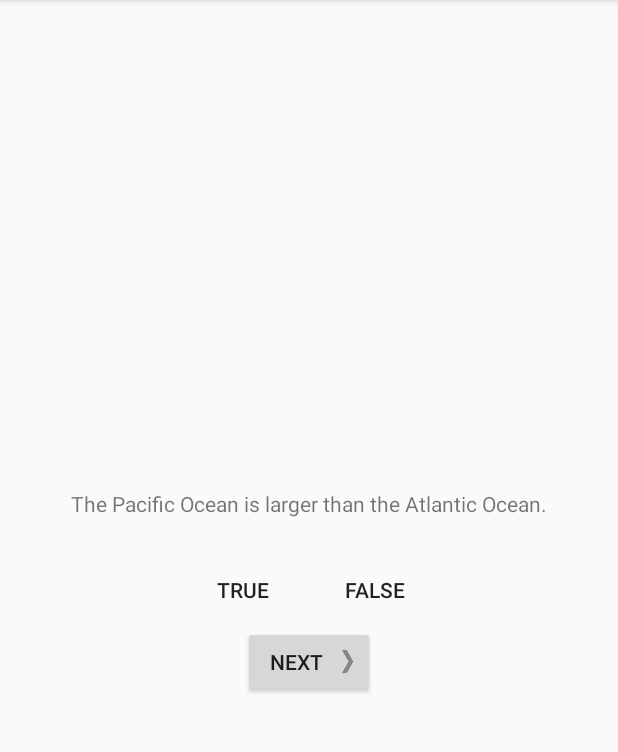
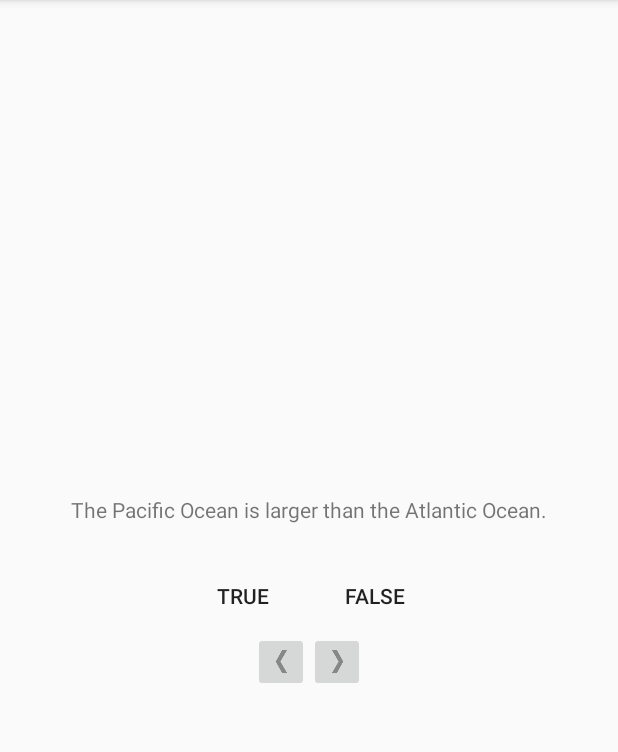
Before and after one commit to CodeIsLie/Android_Playground, an Android app: the screen it shows after launch (QuizActivity), on a phone screen of 412 x 824 dp, the part 84-836 px from its top. Run offline under Robolectric (Android 15) with nearby library versions, the phone set to English and light mode, and no system bars.

Commit message:
chapter 2 all tasks complete

```diff
--- a/GeoQuiz/app/src/main/java/com/bignerdranch/android/geoquiz/QuizActivity.java
+++ b/GeoQuiz/app/src/main/java/com/bignerdranch/android/geoquiz/QuizActivity.java
@@ -4,13 +4,15 @@ import android.support.v7.app.AppCompatActivity;
 import android.os.Bundle;
 import android.view.View;
 import android.widget.Button;
+import android.widget.ImageButton;
 import android.widget.TextView;
 import android.widget.Toast;
 
 public class QuizActivity extends AppCompatActivity {
     private Button mTrueButton;
     private Button mFalseButton;
-    private Button mNextButton;
+    private ImageButton mNextButton;
+    private ImageButton mPrevButton;
     private TextView mQuestionTextView;
 
     private Question[] mQuestionBank = new Question[] {
@@ -64,14 +66,27 @@ public class QuizActivity extends AppCompatActivity {
             }
         });
 
-        mNextButton = (Button)findViewById(R.id.next_button);
-        mNextButton.setOnClickListener(new View.OnClickListener() {
+        mNextButton = (ImageButton) findViewById(R.id.next_button);
+        mPrevButton = (ImageButton)findViewById(R.id.prev_button);
+
+        mPrevButton.setOnClickListener(new View.OnClickListener() {
+            @Override
+            public void onClick(View v) {
+                mCurrentIndex = (mCurrentIndex + mQuestionBank.length - 1 ) % mQuestionBank.length;
+                updateQuestion();
+            }
+        });
+
+        View.OnClickListener clickListener = new View.OnClickListener() {
             @Override
             public void onClick(View v) {
                 mCurrentIndex = (mCurrentIndex + 1) % mQuestionBank.length;
                 updateQuestion();
             }
-        });
+        };
+
+        mNextButton.setOnClickListener(clickListener);
+        mQuestionTextView.setOnClickListener(clickListener);
 
         updateQuestion();
     }
--- a/GeoQuiz/app/src/main/res/layout/activity_quiz.xml
+++ b/GeoQuiz/app/src/main/res/layout/activity_quiz.xml
@@ -29,13 +29,27 @@
             android:text="@string/false_button" />
     </LinearLayout>
 
-    <Button
-        android:id="@+id/next_button"
+
+    <LinearLayout
         android:layout_width="wrap_content"
         android:layout_height="wrap_content"
-        android:text="@string/next_button"
-        android:drawableRight="@drawable/arrow_right"
-        android:drawablePadding="4dp"
-        />
+        android:orientation="horizontal">
+
+        <ImageButton
+            android:id="@+id/prev_button"
+            android:layout_width="wrap_content"
+            android:layout_height="wrap_content"
+            android:src="@drawable/arrow_left"
+            />
+
+        <ImageButton
+            android:id="@+id/next_button"
+            android:layout_width="wrap_content"
+            android:layout_height="wrap_content"
+            android:src="@drawable/arrow_right"
+            />
+
+    </LinearLayout>
+
 
 </LinearLayout>
--- a/GeoQuiz/app/src/main/res/values/strings.xml
+++ b/GeoQuiz/app/src/main/res/values/strings.xml
@@ -7,6 +7,7 @@
     <string name="true_button">True</string>
     <string name="false_button">False</string>
     <string name="next_button">Next</string>
+    <string name="prev_button">Prev</string>
     <string name="correct_toast">Correct!</string>
     <string name="incorrect_toast">Incorrect!</string>
     <string name="menu_settings">Settings</string>
```
